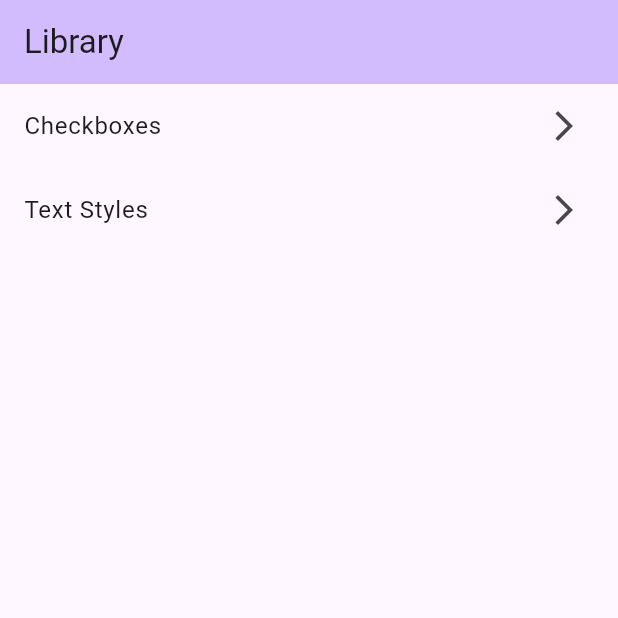
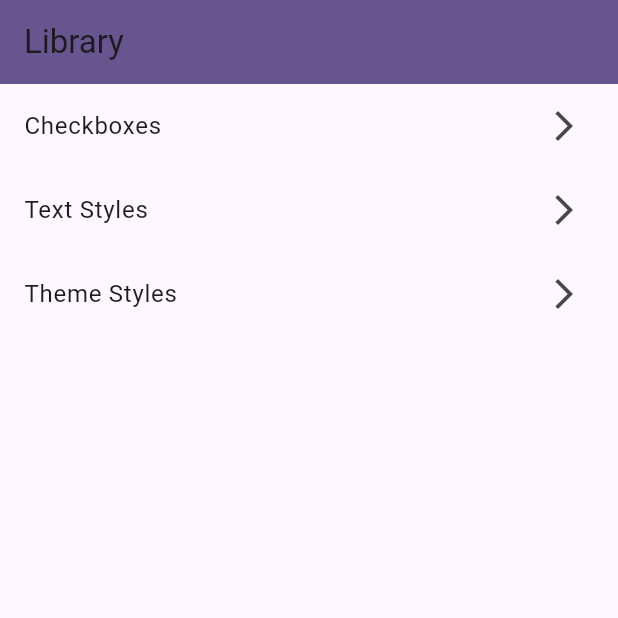
Before and after one commit to etnet-robingeng/test_flutter_package, a Flutter app: the screen it shows after launch, on a phone screen of 412 x 824 dp, the top half of it. Run offline on Flutter 3.47's test engine with Material 3 defaults, Android fonts, the phone set to English and light mode, and no system bars; Roboto replaces fonts that are missing (PingFang TC).

Commit message:
add theme style section

```diff
--- /dev/null
+++ b/example/lib/controllers/theme_controller.dart
@@ -0,0 +1,9 @@
+import 'package:flutter/material.dart';
+import 'package:app_family_materials/family_themes.dart';
+class ThemeController {
+  static final ValueNotifier<ThemeData> themeNotifier = ValueNotifier(FamilyThemes.deepPurpleTheme);
+
+  static void changeTheme(ThemeData newTheme) {
+    themeNotifier.value = newTheme;
+  }
+}
--- a/example/lib/main.dart
+++ b/example/lib/main.dart
@@ -1,25 +1,47 @@
 import 'package:flutter/material.dart';
 import 'package:app_family_materials/family_themes.dart';
+import 'controllers/theme_controller.dart';
 import 'sections/checkbox.dart';
 import 'sections/text_style.dart';
-
+import 'sections/theme_style.dart';
 void main() {
   runApp(const MyApp());
 }
 
-class MyApp extends StatelessWidget {
+class MyApp extends StatefulWidget {
   const MyApp({super.key});
 
-  // This widget is the root of your application.
+  @override
+  State<StatefulWidget> createState() {
+    return MyAppState();
+  }
+}
+
+class MyAppState extends State<MyApp> {
+  final title = "ET Net Flutter Library Demo";
+
+  @override
+  void initState() {
+    super.initState();
+    // Initialize the ThemeController with the default theme
+    ThemeController.themeNotifier.value = FamilyThemes.deepPurpleTheme;
+  }
+
   @override
   Widget build(BuildContext context) {
-    return MaterialApp(
-      title: 'ET Net Flutter Library Demo',
-      theme: FamilyThemes.deepPurpleTheme,
-      home: const MyHomePage(),
+    return ValueListenableBuilder<ThemeData>(
+      valueListenable: ThemeController.themeNotifier,
+      builder: (context, theme, child) {
+        return MaterialApp(
+          title: title,
+          theme: theme,
+          home: const MyHomePage(),
+        );
+      },
     );
   }
 }
+
 
 class MyHomePage extends StatefulWidget {
   const MyHomePage({super.key});
@@ -36,7 +58,7 @@ class _MyHomePageState extends State<MyHomePage> {
     return Scaffold(
       appBar: AppBar(
         title: Text(widget.title),
-        backgroundColor: Theme.of(context).colorScheme.inversePrimary,
+        backgroundColor: Theme.of(context).colorScheme.primary,
       ),
       body: ListView(
         children: [
@@ -47,6 +69,10 @@ class _MyHomePageState extends State<MyHomePage> {
           NavigationListTile(
             title: 'Text Styles',
             destination: const TextStylePage(),
+          ),
+          NavigationListTile(
+            title: 'Theme Styles',
+            destination: const ThemeStylePage(),
           ),
         ],
       ),
--- a/example/lib/sections/checkbox.dart
+++ b/example/lib/sections/checkbox.dart
@@ -17,7 +17,7 @@ class _CheckboxPageState extends State<CheckboxPage> {
     return Scaffold(
       appBar: AppBar(
         title: const Text('Checkbox Examples'),
-        backgroundColor: Theme.of(context).colorScheme.inversePrimary,
+        backgroundColor: Theme.of(context).colorScheme.primary,
       ),
       body: SingleChildScrollView(
         child: Padding(
--- a/example/lib/sections/text_style.dart
+++ b/example/lib/sections/text_style.dart
@@ -10,7 +10,7 @@ class TextStylePage extends StatelessWidget {
     return Scaffold(
       appBar: AppBar(
         title: const Text('Text Styles'),
-        backgroundColor: Theme.of(context).colorScheme.inversePrimary,
+        backgroundColor: Theme.of(context).colorScheme.primary,
       ),
       body: SingleChildScrollView(
         child: Padding(
--- /dev/null
+++ b/example/lib/sections/theme_style.dart
@@ -0,0 +1,71 @@
+import 'package:flutter/material.dart';
+import 'package:app_family_materials/family_themes.dart';
+import '/controllers/theme_controller.dart';
+class ThemeStylePage extends StatelessWidget {
+  const ThemeStylePage({super.key});
+
+  @override
+  Widget build(BuildContext context) {
+    return Scaffold(
+      appBar: AppBar(
+        title: const Text('Theme Styles'),
+        backgroundColor: Theme.of(context).colorScheme.primary,
+      ),
+      body: Container(
+        padding: const EdgeInsets.all(16.0),
+        child: ListView(
+          children: [
+            _buildThemePreview('Family Colors 50', FamilyThemes.familyColors50Theme),
+            _buildThemePreview('Family Colors 100', FamilyThemes.familyColors100Theme),
+            _buildThemePreview('Family Colors 200', FamilyThemes.familyColors200Theme),
+            _buildThemePreview('Family Colors 300', FamilyThemes.familyColors300Theme),
+            _buildThemePreview('Family Colors 400', FamilyThemes.familyColors400Theme),
+            _buildThemePreview('Family Colors 500', FamilyThemes.familyColors500Theme),
+            _buildThemePreview('Family Colors 600', FamilyThemes.familyColors600Theme),
+            _buildThemePreview('Family Colors 700', FamilyThemes.familyColors700Theme),
+            _buildThemePreview('Family Colors 800', FamilyThemes.familyColors800Theme),
+            _buildThemePreview('Family Colors 900', FamilyThemes.familyColors900Theme),
+            _buildThemePreview('Deep Purple Theme', FamilyThemes.deepPurpleTheme),
+            _buildThemePreview('Nor Theme', FamilyThemes.norTheme),
+            _buildThemePreview('Dark Theme', FamilyThemes.darkTheme),
+          ],
+        ),
+      ),
+    );
+  }
+
+  Widget _buildThemePreview(String title, ThemeData theme) {
+    return Card(
+      child: InkWell(
+        onTap: () {
+          ThemeController.changeTheme(theme);
+        },
+        child: Padding(
+          padding: const EdgeInsets.all(16.0),
+          child: Column(
+            crossAxisAlignment: CrossAxisAlignment.start,
+            children: [
+              Text(title, style: theme.textTheme.headlineMedium),
+              const SizedBox(height: 8),
+              _buildColorRow('Primary', theme.colorScheme.primary, theme),
+              const SizedBox(height: 4),
+              _buildColorRow('Secondary', theme.colorScheme.secondary, theme),
+              const SizedBox(height: 4),
+              _buildColorRow('Error', theme.colorScheme.error, theme),
+            ],
+          ),
+        ),
+      ),
+    );
+  }
+
+  Widget _buildColorRow(String colorName, Color color, ThemeData theme) {
+    return Row(
+      children: [
+        Container(width: 20, height: 20, color: color),
+        const SizedBox(width: 8),
+        Text(colorName, style: theme.textTheme.bodyMedium),
+      ],
+    );
+  }
+}
--- a/lib/family_themes.dart
+++ b/lib/family_themes.dart
@@ -1,35 +1,133 @@
 import 'package:app_family_materials/family_textStyle.dart';
+import 'package:app_family_materials/family_colors.dart';
 import 'package:flutter/material.dart';
 
 class FamilyThemes {
+  static const TextTheme textTheme = TextTheme(
+    headlineLarge: FamilyTextStyle.LHeadlineRegular,
+    headlineMedium: FamilyTextStyle.MHeadlineRegular,
+    headlineSmall: FamilyTextStyle.SHeadlineRegular,
+    bodyLarge: FamilyTextStyle.LBodyRegular,
+    bodyMedium: FamilyTextStyle.MBodyRegular,
+    bodySmall: FamilyTextStyle.SBodyRegular,
+  );
+
   // MaterialApp themes
+  static ThemeData familyColors50Theme = ThemeData(
+    textTheme: textTheme,
+    colorScheme: ColorScheme.fromSeed(
+      seedColor: FamilyColors.primary50,
+      primary: FamilyColors.primary50,
+      secondary: FamilyColors.secondary50,
+      error: FamilyColors.error50,
+    ),
+  );
+
+  static ThemeData familyColors100Theme = ThemeData(
+    textTheme: textTheme,
+    colorScheme: ColorScheme.fromSeed(
+      seedColor: FamilyColors.primary100,
+      primary: FamilyColors.primary100,
+      secondary: FamilyColors.secondary100,
+      error: FamilyColors.error100,
+    ),
+  );
+
+  static ThemeData familyColors200Theme = ThemeData(
+    textTheme: textTheme,
+    colorScheme: ColorScheme.fromSeed(
+      seedColor: FamilyColors.primary200,
+      primary: FamilyColors.primary200,
+      secondary: FamilyColors.secondary200,
+      error: FamilyColors.error200,
+    ),
+  );
+
+  static ThemeData familyColors300Theme = ThemeData(
+    textTheme: textTheme,
+    colorScheme: ColorScheme.fromSeed(
+      seedColor: FamilyColors.primary300,
+      primary: FamilyColors.primary300,
+      secondary: FamilyColors.secondary300,
+      error: FamilyColors.error300,
+    ),
+  );
+
+  static ThemeData familyColors400Theme = ThemeData(
+    textTheme: textTheme,
+    colorScheme: ColorScheme.fromSeed(
+      seedColor: FamilyColors.primary400,
+      primary: FamilyColors.primary400,
+      secondary: FamilyColors.secondary400,
+      error: FamilyColors.error400,
+    ),
+  );
+
+  static ThemeData familyColors500Theme = ThemeData(
+    textTheme: textTheme,
+    colorScheme: ColorScheme.fromSeed(
+      seedColor: FamilyColors.primary500,
+      primary: FamilyColors.primary500,
+      secondary: FamilyColors.secondary500,
+      error: FamilyColors.error500,
+    ),
+  );
+
+  static ThemeData familyColors600Theme = ThemeData(
+    textTheme: textTheme,
+    colorScheme: ColorScheme.fromSeed(
+      seedColor: FamilyColors.primary600,
+      primary: FamilyColors.primary600,
+      secondary: FamilyColors.secondary600,
+      error: FamilyColors.error600,
+    ),
+  );
+
+  static ThemeData familyColors700Theme = ThemeData(
+    textTheme: textTheme,
+    colorScheme: ColorScheme.fromSeed(
+      seedColor: FamilyColors.primary700,
+      primary: FamilyColors.primary700,
+      secondary: FamilyColors.secondary700,
+      error: FamilyColors.error700,
+    ),
+  );
+
+  static ThemeData familyColors800Theme = ThemeData(
+    textTheme: textTheme,
+    colorScheme: ColorScheme.fromSeed(
+      seedColor: FamilyColors.primary800,
+      primary: FamilyColors.primary800,
+      secondary: FamilyColors.secondary800,
+      error: FamilyColors.error800,
+    ),
+  );
+
+  static ThemeData familyColors900Theme = ThemeData(
+    textTheme: textTheme,
+    colorScheme: ColorScheme.fromSeed(
+      seedColor: FamilyColors.primary900,
+      primary: FamilyColors.primary900,
+      secondary: FamilyColors.secondary900,
+      error: FamilyColors.error900,
+    ),
+  );
+
   static ThemeData deepPurpleTheme = ThemeData(
+    textTheme: textTheme,
     colorScheme: ColorScheme.fromSeed(seedColor: Colors.deepPurple),
-    textTheme: TextTheme(
-      headlineLarge: FamilyTextStyle.LHeadlineRegular,
-      headlineMedium: FamilyTextStyle.MHeadlineRegular,
-      headlineSmall: FamilyTextStyle.SHeadlineRegular,
-      bodyLarge: FamilyTextStyle.LBodyRegular,
-      bodyMedium: FamilyTextStyle.MBodyRegular,
-      bodySmall: FamilyTextStyle.SBodyRegular,
-    ),
   );
 
   static ThemeData norTheme = ThemeData(
     primarySwatch: Colors.yellow,
-    textTheme: TextTheme(
-      headlineLarge: FamilyTextStyle.LHeadlineRegular,
-      headlineMedium: FamilyTextStyle.MHeadlineRegular,
-      headlineSmall: FamilyTextStyle.SHeadlineRegular,
-      bodyLarge: FamilyTextStyle.LBodyRegular,
-      bodyMedium: FamilyTextStyle.MBodyRegular,
-      bodySmall: FamilyTextStyle.SBodyRegular,
-    ),
+    textTheme: textTheme,
     colorScheme: ColorScheme.fromSeed(
       seedColor: Colors.pink, // Same as light theme
       brightness: Brightness.dark,
     ),
-    cardTheme: CardThemeData(shape: RoundedRectangleBorder(borderRadius: BorderRadius.circular(4.0))),
+    cardTheme: CardThemeData(
+      shape: RoundedRectangleBorder(borderRadius: BorderRadius.circular(4.0)),
+    ),
     /* *
        Card(
           shape: Theme.of(context).cardTheme.shape,
@@ -40,18 +138,13 @@ class FamilyThemes {
 
   static final ThemeData darkTheme = ThemeData(
     primarySwatch: Colors.grey,
-    textTheme: TextTheme(
-      headlineLarge: FamilyTextStyle.LHeadlineRegular,
-      headlineMedium: FamilyTextStyle.MHeadlineRegular,
-      headlineSmall: FamilyTextStyle.SHeadlineRegular,
-      bodyLarge: FamilyTextStyle.LBodyRegular,
-      bodyMedium: FamilyTextStyle.MBodyRegular,
-      bodySmall: FamilyTextStyle.SBodyRegular,
-    ),
+    textTheme: textTheme,
     colorScheme: ColorScheme.fromSeed(
       seedColor: Colors.pink, // Same as light theme
       brightness: Brightness.dark,
     ),
-    cardTheme: CardThemeData(shape: RoundedRectangleBorder(borderRadius: BorderRadius.circular(4.0))),
+    cardTheme: CardThemeData(
+      shape: RoundedRectangleBorder(borderRadius: BorderRadius.circular(4.0)),
+    ),
   );
 }
```
